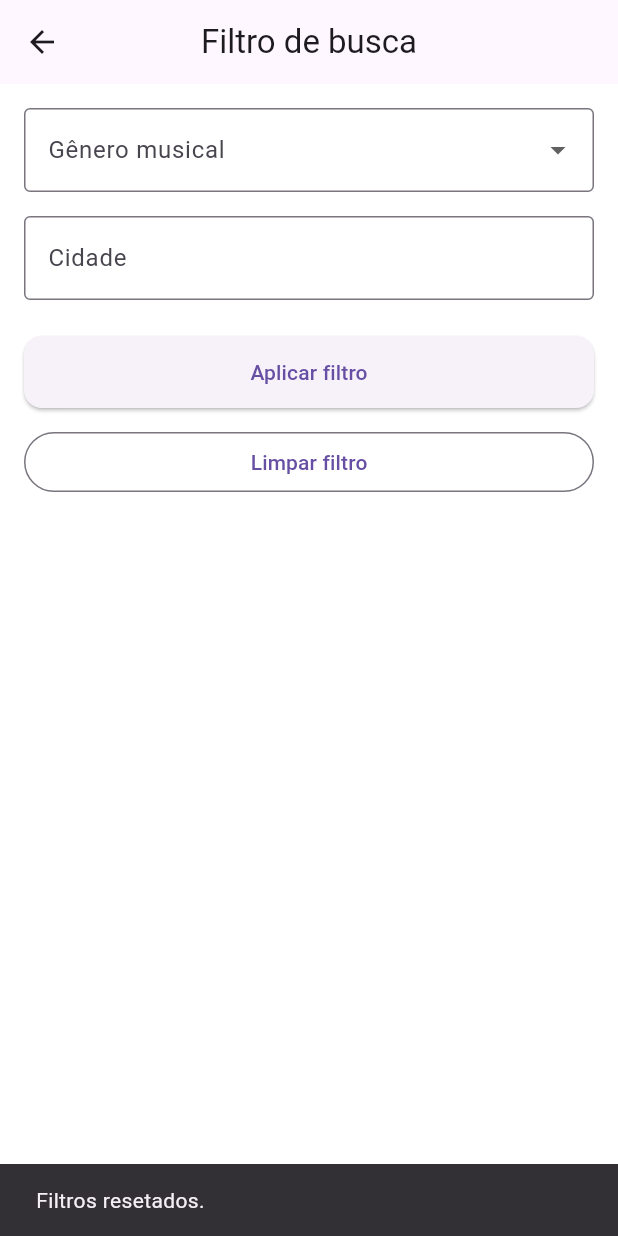
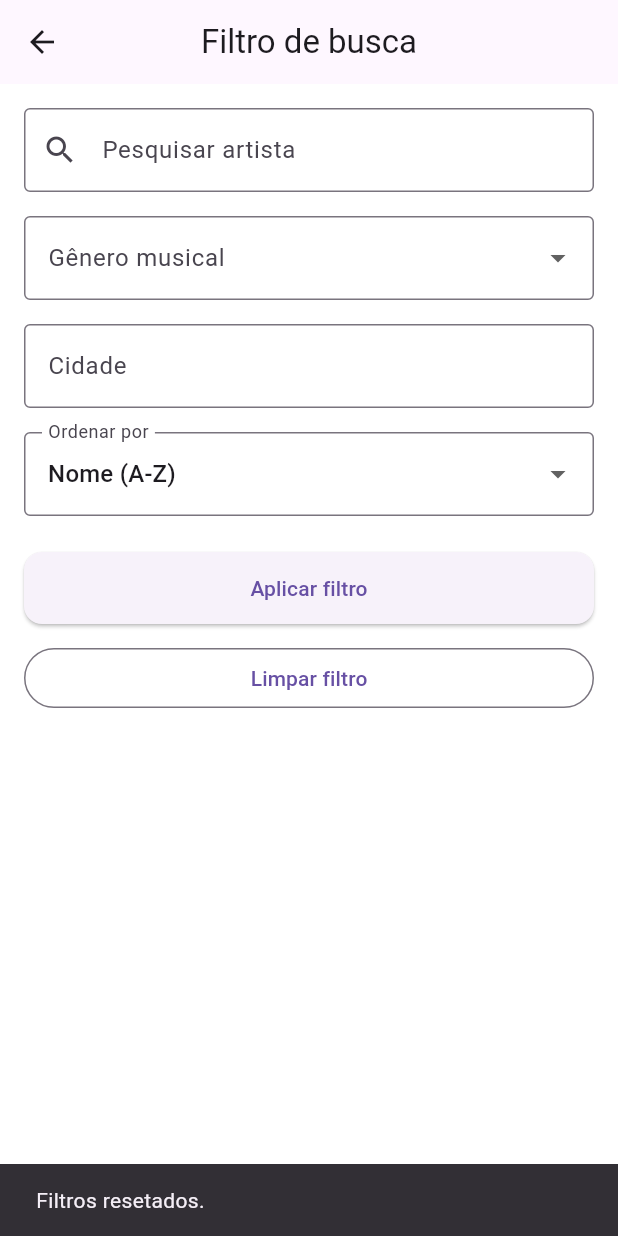
Before and after one commit to guifrancoi/prototipo-backstage, a Flutter app: the FiltroBuscaScreen screen opened by its route, after a tap on "Limpar filtro", on a phone screen of 412 x 824 dp. Run offline on Flutter 3.47's test engine with Material 3 defaults, Android fonts, the phone set to English and light mode, and no system bars; our stand-ins replace cloud_firestore, device_preview_plus, firebase_auth, firebase_core, image_picker; accounts and stored records are empty.

Commit message:
criando tipo de ordenação na tela de Filtro de busca

```diff
--- a/lib/providers/oportunidade_provider.dart
+++ b/lib/providers/oportunidade_provider.dart
@@ -51,6 +51,8 @@ class OportunidadeProvider extends ChangeNotifier {
 
   String? _generoSelecionadoMusicos;
   String? _cidadeFiltroMusicos;
+  String _termoPesquisa = '';
+  String _tipoOrdenacao = 'nome_asc';
 
   List<Musico> get musicos => _musicos;
   List<Oportunidade> get oportunidades => _oportunidades;
@@ -59,6 +61,8 @@ class OportunidadeProvider extends ChangeNotifier {
 
   String? get generoSelecionadoMusicos => _generoSelecionadoMusicos;
   String? get cidadeFiltroMusicos => _cidadeFiltroMusicos;
+  String get termoPesquisa => _termoPesquisa;
+  String get tipoOrdenacao => _tipoOrdenacao;
 
   List<Oportunidade> get oportunidadesComInteresse =>
       _oportunidades.where((o) => o.interesseEnviado).toList();
@@ -93,6 +97,20 @@ class OportunidadeProvider extends ChangeNotifier {
   void resetarFiltroMusicos() {
     _generoSelecionadoMusicos = null;
     _cidadeFiltroMusicos = null;
+    _termoPesquisa = '';
+    _tipoOrdenacao = 'nome_asc';
+    _aplicarFiltrosAtuais();
+    notifyListeners();
+  }
+
+  void pesquisarMusicos(String termo) {
+    _termoPesquisa = termo;
+    _aplicarFiltrosAtuais();
+    notifyListeners();
+  }
+
+  void ordenarMusicos(String tipo) {
+    _tipoOrdenacao = tipo;
     _aplicarFiltrosAtuais();
     notifyListeners();
   }
@@ -253,10 +271,36 @@ class OportunidadeProvider extends ChangeNotifier {
           cidade.isEmpty ||
           m.cidade.toLowerCase().contains(cidade.toLowerCase());
 
-      return generoValido && cidadeValida;
+      final pesquisaValida = _termoPesquisa.isEmpty ||
+          m.nomeArtistico.toLowerCase().contains(_termoPesquisa.toLowerCase()) ||
+          m.descricao.toLowerCase().contains(_termoPesquisa.toLowerCase());
+
+      return generoValido && cidadeValida && pesquisaValida;
     }).toList();
 
+    // Aplicar ordenação
+    _aplicarOrdenacao();
+
     _oportunidades = [..._todasOportunidades];
+  }
+
+  void _aplicarOrdenacao() {
+    switch (_tipoOrdenacao) {
+      case 'nome_asc':
+        _musicos.sort((a, b) =>
+            a.nomeArtistico.toLowerCase().compareTo(b.nomeArtistico.toLowerCase()));
+        break;
+      case 'nome_desc':
+        _musicos.sort((a, b) =>
+            b.nomeArtistico.toLowerCase().compareTo(a.nomeArtistico.toLowerCase()));
+        break;
+      case 'cache_maior':
+        _musicos.sort((a, b) => b.cacheMedio.compareTo(a.cacheMedio));
+        break;
+      case 'cache_menor':
+        _musicos.sort((a, b) => a.cacheMedio.compareTo(b.cacheMedio));
+        break;
+    }
   }
 
   void _marcarMusico(String musicoId, {required bool interesseEnviado}) {
--- a/lib/screens/busca/filtro_busca_screen.dart
+++ b/lib/screens/busca/filtro_busca_screen.dart
@@ -14,7 +14,9 @@ class FiltroBuscaScreen extends StatefulWidget {
 
 class _FiltroBuscaScreenState extends State<FiltroBuscaScreen> {
   final _cidadeController = TextEditingController();
+  final _pesquisaController = TextEditingController();
   String? _generoSelecionado;
+  String _tipoOrdenacao = 'nome_asc';
 
   @override
   void initState() {
@@ -23,11 +25,14 @@ class _FiltroBuscaScreenState extends State<FiltroBuscaScreen> {
     final provider = context.read<OportunidadeProvider>();
     _generoSelecionado = provider.generoSelecionadoMusicos;
     _cidadeController.text = provider.cidadeFiltroMusicos ?? '';
+    _pesquisaController.text = provider.termoPesquisa;
+    _tipoOrdenacao = provider.tipoOrdenacao;
   }
 
   @override
   void dispose() {
     _cidadeController.dispose();
+    _pesquisaController.dispose();
     super.dispose();
   }
 
@@ -38,6 +43,8 @@ class _FiltroBuscaScreenState extends State<FiltroBuscaScreen> {
       genero: _generoSelecionado,
       cidade: _cidadeController.text.trim(),
     );
+    provider.pesquisarMusicos(_pesquisaController.text.trim());
+    provider.ordenarMusicos(_tipoOrdenacao);
 
     ScaffoldMessenger.of(context).showSnackBar(
       const SnackBar(content: Text('Filtro aplicado com sucesso.')),
@@ -54,6 +61,8 @@ class _FiltroBuscaScreenState extends State<FiltroBuscaScreen> {
     setState(() {
       _generoSelecionado = null;
       _cidadeController.clear();
+      _pesquisaController.clear();
+      _tipoOrdenacao = 'nome_asc';
     });
 
     ScaffoldMessenger.of(
@@ -67,8 +76,19 @@ class _FiltroBuscaScreenState extends State<FiltroBuscaScreen> {
       appBar: AppBar(title: const Text('Filtro de busca')),
       body: Padding(
         padding: const EdgeInsets.all(16),
+        child: SingleChildScrollView(
           child: Column(
             children: [
+              TextField(
+                controller: _pesquisaController,
+                decoration: const InputDecoration(
+                  labelText: 'Pesquisar artista',
+                  hintText: 'Digite nome ou descrição',
+                  prefixIcon: Icon(Icons.search),
+                  border: OutlineInputBorder(),
+                ),
+              ),
+              const SizedBox(height: 16),
               DropdownButtonFormField<String>(
                 initialValue: _generoSelecionado,
                 decoration: const InputDecoration(
@@ -100,6 +120,37 @@ class _FiltroBuscaScreenState extends State<FiltroBuscaScreen> {
                   border: OutlineInputBorder(),
                 ),
               ),
+              const SizedBox(height: 16),
+              DropdownButtonFormField<String>(
+                initialValue: _tipoOrdenacao,
+                decoration: const InputDecoration(
+                  labelText: 'Ordenar por',
+                  border: OutlineInputBorder(),
+                ),
+                items: const [
+                  DropdownMenuItem<String>(
+                    value: 'nome_asc',
+                    child: Text('Nome (A-Z)'),
+                  ),
+                  DropdownMenuItem<String>(
+                    value: 'nome_desc',
+                    child: Text('Nome (Z-A)'),
+                  ),
+                  DropdownMenuItem<String>(
+                    value: 'cache_maior',
+                    child: Text('Cache (Maior primeiro)'),
+                  ),
+                  DropdownMenuItem<String>(
+                    value: 'cache_menor',
+                    child: Text('Cache (Menor primeiro)'),
+                  ),
+                ],
+                onChanged: (value) {
+                  setState(() {
+                    _tipoOrdenacao = value ?? 'nome_asc';
+                  });
+                },
+              ),
               const SizedBox(height: 24),
               SizedBox(
                 width: double.infinity,
@@ -119,6 +170,7 @@ class _FiltroBuscaScreenState extends State<FiltroBuscaScreen> {
             ],
           ),
         ),
+      ),
     );
   }
 }
```
Lines whose indentation alone changed are shown as unchanged.
